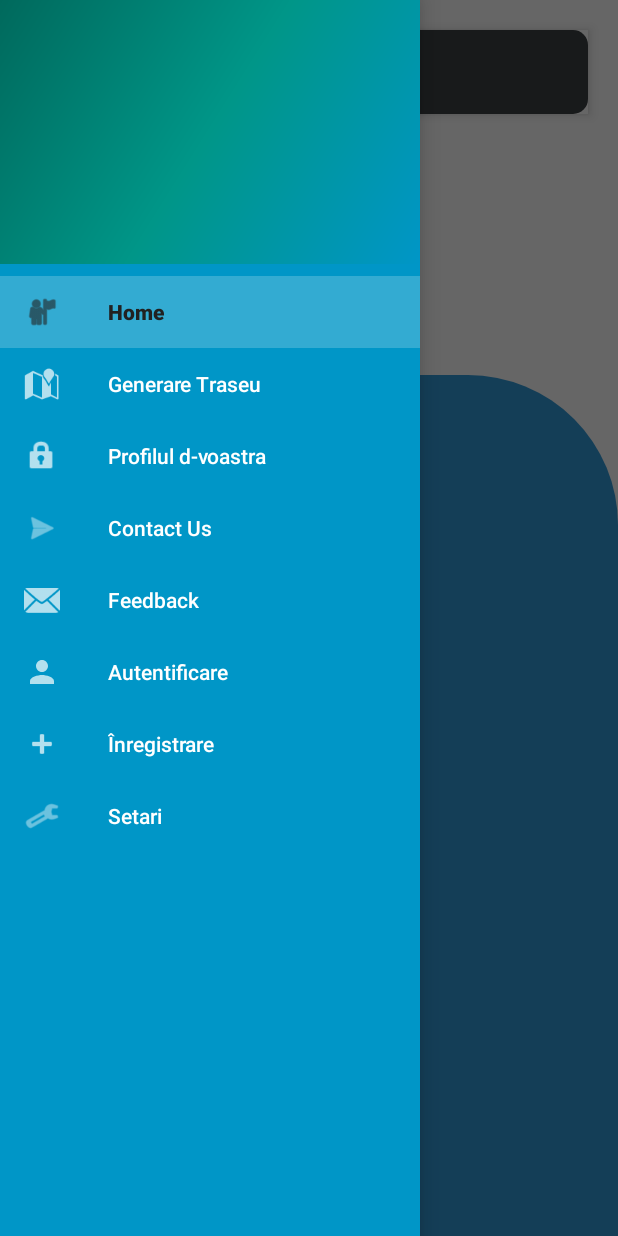
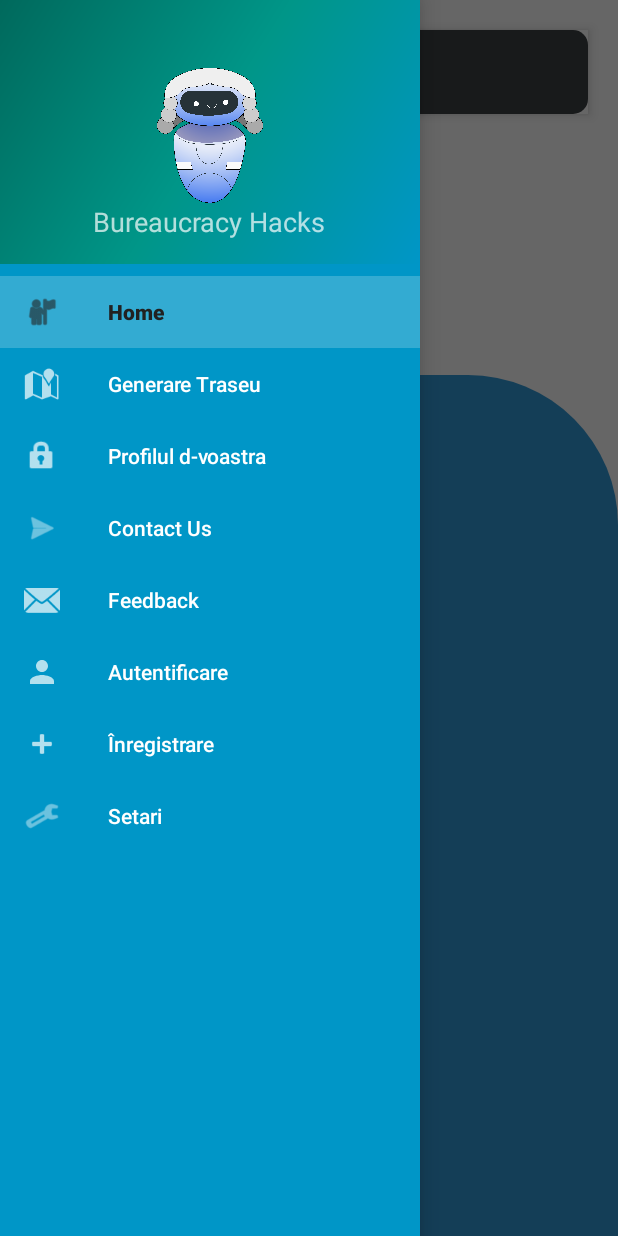
Before and after one commit to Ca3zsar/Bureaucracy-Hacks, an Android app: the screen it shows after launch (MainActivity), with the side drawer open, on a phone screen of 412 x 824 dp. Run offline under Robolectric (Android 15) with nearby library versions, the phone set to English and light mode, and no system bars; our stand-ins replace navigation-ui.

Commit message:
home logo

```diff
--- a/Mobile/navBar3/app/src/main/res/layout/nav_header_main.xml
+++ b/Mobile/navBar3/app/src/main/res/layout/nav_header_main.xml
@@ -1,6 +1,7 @@
 <?xml version="1.0" encoding="utf-8"?>
 <LinearLayout xmlns:android="http://schemas.android.com/apk/res/android"
     xmlns:app="http://schemas.android.com/apk/res-auto"
+    xmlns:tools="http://schemas.android.com/tools"
     android:layout_width="match_parent"
     android:layout_height="@dimen/nav_header_height"
     android:background="@drawable/side_nav_bar"
@@ -10,4 +11,21 @@
     android:paddingTop="@dimen/activity_vertical_margin"
     android:paddingRight="@dimen/activity_horizontal_margin"
     android:paddingBottom="@dimen/activity_vertical_margin"
-    android:theme="@style/ThemeOverlay.AppCompat.Dark"/>
+    android:theme="@style/ThemeOverlay.AppCompat.Dark" >
+
+    <ImageView
+        android:id="@+id/imageView"
+        android:layout_width="120dp"
+        android:layout_height="90dp"
+        android:layout_gravity="center"
+        app:srcCompat="@drawable/logo" />
+
+    <TextView
+        android:id="@+id/textView2"
+        android:layout_width="wrap_content"
+        android:layout_height="wrap_content"
+        android:layout_gravity="bottom|center"
+        android:text="Bureaucracy Hacks"
+        android:textSize="18sp" />
+
+</LinearLayout>
```
Also changed, not shown: Mobile/navBar3/app/src/main/res/drawable/logo.png (added), Mobile/navBar3/app/src/main/res/drawable/side_nav_bar.xml (line endings or trailing spaces).
